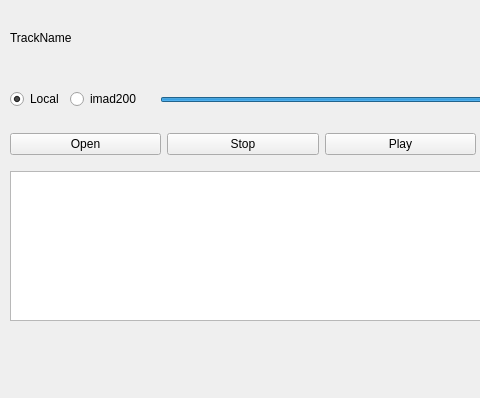
The window that main_wnd.ui (sersad/iamd_v200) describes before a commit, drawn with Qt 5; both pictures show x 0 to 480 and y 0 to 398 of the 807 by 398 pixel window.
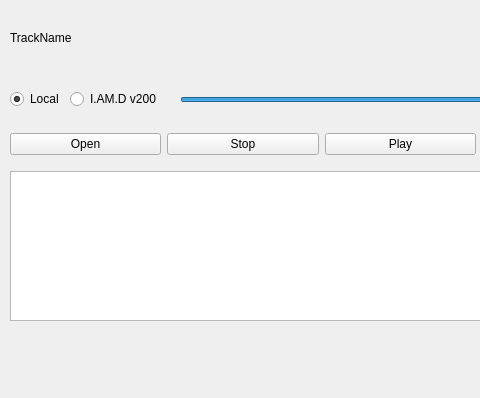
The same window after the commit. Icons and pictures are not drawn.

What changed in the file:
```diff
--- a/main_wnd.ui
+++ b/main_wnd.ui
@@ -63,7 +63,7 @@
          <item>
           <widget class="QRadioButton" name="RadioButton">
            <property name="text">
-            <string>imad200</string>
+            <string>I.AM.D v200</string>
            </property>
            <attribute name="buttonGroup">
             <string notr="true">RadioBtnGroup</string>
```
